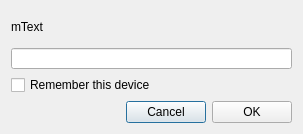
Above: ui/two-factor-dialog.ui from haiwen/seafile-client before the change. Below: the same form after it.
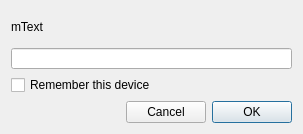
That is the form after the change.

Commit message:
2FA: use OK as default button
I've got no dev env but according to http://doc.qt.io/archives/qt-4.8/qpushbutton.html#default-prop this should fix #1126

Patch:
```diff
--- a/ui/two-factor-dialog.ui
+++ b/ui/two-factor-dialog.ui
@@ -77,6 +77,9 @@
        <property name="text">
         <string>OK</string>
        </property>
+       <property name="default">
+        <bool>true</bool>
+       </property>
       </widget>
      </item>
     </layout>
```
